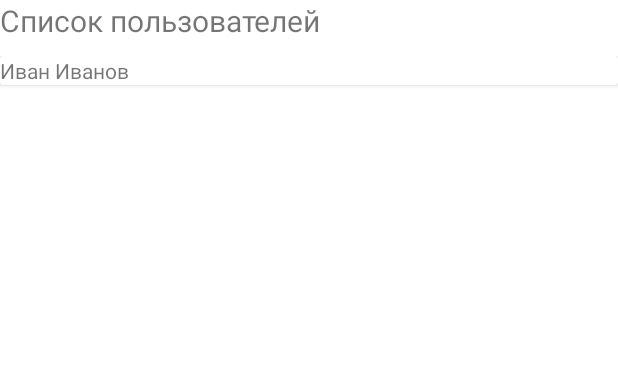
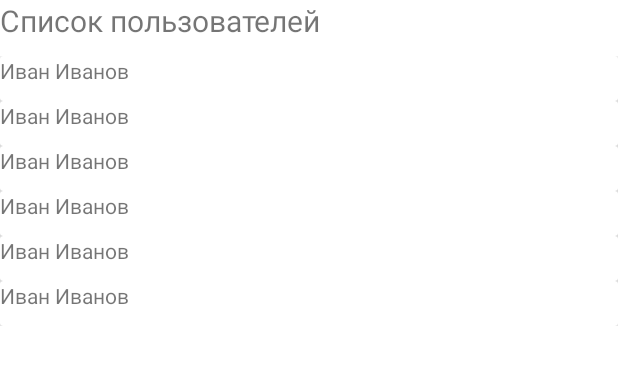
Before and after one commit to BeanNapkin/ChuchasGitHub, an Android app: the layout user_list_fragment.xml on its own in the app's theme, with its tools: preview values and no code run, on a phone screen of 412 x 824 dp. Shown: the top 365 px of the screen. Run offline under Robolectric (Android 15) with nearby library versions, the phone set to English and light mode, and no system bars.

Commit message:
Download user list and show it in fragment

```diff
--- a/app/src/main/java/pro/fateeva/chuchasgithub/data/UserRepository.kt
+++ b/app/src/main/java/pro/fateeva/chuchasgithub/data/UserRepository.kt
@@ -3,6 +3,7 @@ package pro.fateeva.chuchasgithub.data
 import pro.fateeva.chuchasgithub.domain.entities.User
 
 interface UserRepository {
+    fun getUsersList() : List<User>
     fun addUser(user: User)
     fun getUser(id: Int): User?
     fun deleteUser(user: User)
--- a/app/src/main/java/pro/fateeva/chuchasgithub/data/UserRepositoryImpl.kt
+++ b/app/src/main/java/pro/fateeva/chuchasgithub/data/UserRepositoryImpl.kt
@@ -11,6 +11,11 @@ class UserRepositoryImpl : UserRepository {
         User(3, "Rita_Margarita", "", listOf("ChuchasApp", "SpaceApp", "NotesApp", "MVPapp", "ChuchaChacha") ),
         User(4, "Perfect_sun", "", listOf("Sunshine", "Reggy", "Happy") )
     )
+
+    override fun getUsersList(): List<User> {
+        Thread.sleep(3000)
+        return usersList.toList()
+    }
 
     override fun addUser(user: User) {
         usersList.add(user)
--- a/app/src/main/java/pro/fateeva/chuchasgithub/domain/UserListUseCase.kt
+++ b/app/src/main/java/pro/fateeva/chuchasgithub/domain/UserListUseCase.kt
@@ -4,4 +4,5 @@ import pro.fateeva.chuchasgithub.domain.entities.User
 
 interface UserListUseCase {
     fun chooseUser(user: User)
+    fun getUserList() : List<User>
 }
--- a/app/src/main/java/pro/fateeva/chuchasgithub/domain/UserListUseCaseImpl.kt
+++ b/app/src/main/java/pro/fateeva/chuchasgithub/domain/UserListUseCaseImpl.kt
@@ -8,4 +8,8 @@ class UserListUseCaseImpl(private val repository: UserRepository) : UserListUseC
     override fun chooseUser(user: User) {
         TODO("Not yet implemented")
     }
+
+    override fun getUserList(): List<User> {
+        return repository.getUsersList().toList()
+    }
 }
--- a/app/src/main/res/layout/user_item.xml
+++ b/app/src/main/res/layout/user_item.xml
@@ -1,22 +1,14 @@
 <?xml version="1.0" encoding="utf-8"?>
-<LinearLayout
-    xmlns:android="http://schemas.android.com/apk/res/android"
+<androidx.cardview.widget.CardView xmlns:android="http://schemas.android.com/apk/res/android"
     xmlns:tools="http://schemas.android.com/tools"
+    android:id="@+id/userCardView"
     android:layout_width="match_parent"
-    android:layout_height="match_parent"
-    android:orientation="vertical">
+    android:layout_height="wrap_content">
 
-    <androidx.cardview.widget.CardView
-        android:id="@+id/userCardView"
+    <TextView
+        android:id="@+id/userNameTextView"
         android:layout_width="match_parent"
-        android:layout_height="wrap_content">
+        android:layout_height="30dp"
+        android:text="Иван Иванов" />
 
-        <TextView
-            android:id="@+id/userNameTextView"
-            android:layout_width="wrap_content"
-            android:layout_height="wrap_content"
-            android:text="Иван Иванов"/>
-
-    </androidx.cardview.widget.CardView>
-
-</LinearLayout>
+</androidx.cardview.widget.CardView>
--- a/app/src/main/res/layout/user_list_fragment.xml
+++ b/app/src/main/res/layout/user_list_fragment.xml
@@ -1,24 +1,25 @@
 <?xml version="1.0" encoding="utf-8"?>
-<LinearLayout
-    xmlns:android="http://schemas.android.com/apk/res/android"
+<LinearLayout xmlns:android="http://schemas.android.com/apk/res/android"
+    xmlns:app="http://schemas.android.com/apk/res-auto"
     xmlns:tools="http://schemas.android.com/tools"
     android:layout_width="match_parent"
     android:layout_height="match_parent"
-    tools:context=".ui.userList.UserListFragment"
-    android:orientation="vertical">
+    android:orientation="vertical"
+    tools:context=".ui.userList.UserListFragment">
 
     <TextView
         android:layout_width="match_parent"
         android:layout_height="wrap_content"
+        android:layout_marginBottom="10dp"
         android:text="@string/list_of_users"
-        android:textSize="20sp"
-        android:layout_marginBottom="10dp"/>
+        android:textSize="20sp" />
 
     <androidx.recyclerview.widget.RecyclerView
         android:id="@+id/recyclerView"
         android:layout_width="match_parent"
         android:layout_height="wrap_content"
-        tools:listitem="@layout/user_item"
-        tools:itemCount="10"/>
+        app:layoutManager="androidx.recyclerview.widget.LinearLayoutManager"
+        tools:itemCount="10"
+        tools:listitem="@layout/user_item" />
 
 </LinearLayout>
```
Also changed, not shown: app/src/main/java/pro/fateeva/chuchasgithub/UsersRecyclerAdapter.kt (+19 -0 lines), app/src/main/java/pro/fateeva/chuchasgithub/ui/userList/UserListFragment.kt (+19 -0 lines), app/src/main/java/pro/fateeva/chuchasgithub/ui/userList/UserListViewModel.kt (+6 -1 lines).
